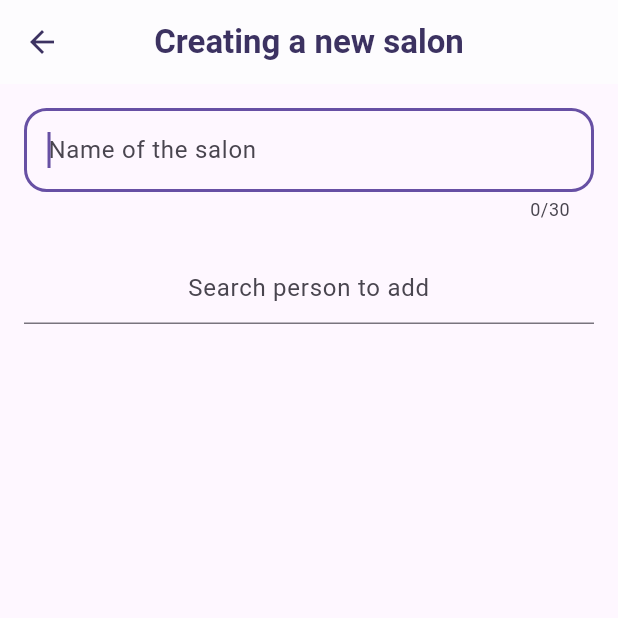
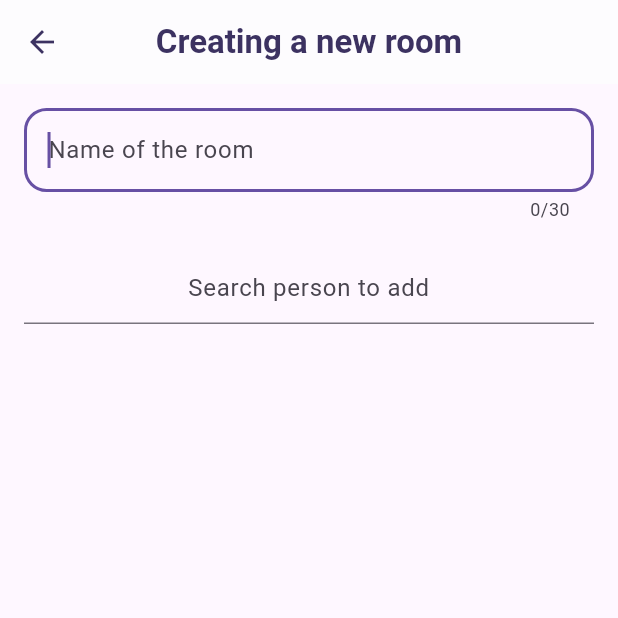
Before and after one commit to Droefheid/NightSolver, a Flutter app: the screen it shows once a user with an empty profile is signed in, after a tap on "Create new room", on a phone screen of 412 x 824 dp, the top half of it. Run offline on Flutter 3.47's test engine with Material 2 defaults, Android fonts, the phone set to English and light mode, and no system bars; our stand-ins replace cloud_firestore, firebase_auth, firebase_core; accounts and stored records are empty; network calls fail; Roboto replaces fonts that are missing (Arvo).

Commit message:
salon changed to room

```diff
--- a/lib/screens/NavBar.dart
+++ b/lib/screens/NavBar.dart
@@ -26,7 +26,7 @@ class NavBar extends StatelessWidget{
           ),
           ListTile(
             leading: Icon(Icons.home),
-            title: Text('Salons'),
+            title: Text('Rooms'),
             onTap: () => Navigator.of(context).push(MaterialPageRoute(builder: (_) => Salons())),
           ),
           ListTile(
--- a/lib/screens/new_salon_screen.dart
+++ b/lib/screens/new_salon_screen.dart
@@ -68,14 +68,14 @@ class _NewSalonState extends State<NewSalon> {
     setState(() {
       salonMembers.add(value);
     });
-    var snackBar = SnackBar(duration: const Duration(seconds: 2), content: Text('$value added to the salon'));
+    var snackBar = SnackBar(duration: const Duration(seconds: 2), content: Text('$value added to the room'));
     ScaffoldMessenger.of(context).showSnackBar(snackBar);
   }
   void removePerson(String value) async {
     setState(() {
       salonMembers.remove(value);
     });
-    var snackBar = SnackBar(duration: const Duration(seconds: 2), content: Text('$value removed from the salon'));
+    var snackBar = SnackBar(duration: const Duration(seconds: 2), content: Text('$value removed from the room'));
     ScaffoldMessenger.of(context).showSnackBar(snackBar);
   }
 
@@ -107,7 +107,7 @@ class _NewSalonState extends State<NewSalon> {
         floatingActionButton: FloatingActionButton.extended(
             onPressed:() {
               if(salonName == ''){
-                var snackBar = SnackBar(content: Text('No salon name given'));
+                var snackBar = SnackBar(content: Text('No room name given'));
                 ScaffoldMessenger.of(context).showSnackBar(snackBar);
               }
               else{
@@ -126,7 +126,7 @@ class _NewSalonState extends State<NewSalon> {
             onPressed: () => Navigator.of(context).pop(),
           ),
           title: Text(
-            'Creating a new salon',
+            'Creating a new room',
             style: TextStyle(
               color: mainColor,
               fontFamily: 'Arvo',
@@ -144,7 +144,7 @@ class _NewSalonState extends State<NewSalon> {
                 maxLength: 30,
                 autofocus: true,
                 decoration: InputDecoration(
-                  hintText: "Name of the salon",
+                  hintText: "Name of the room",
                   border: OutlineInputBorder(
                     borderRadius: BorderRadius.circular(15)
                   )
--- a/lib/screens/salons.dart
+++ b/lib/screens/salons.dart
@@ -70,7 +70,7 @@ class _SalonsState extends State<Salons> {
               Navigator.push(context,PageRouteBuilder(pageBuilder: (_,__,___) => const NewSalon()));
             },
           label: const Text(
-            "New salon"
+            "New room"
           )
         ),
         appBar: AppBar(
@@ -83,7 +83,7 @@ class _SalonsState extends State<Salons> {
             onPressed: () => Navigator.of(context).push(MaterialPageRoute(builder: (_) => HomeScreen())),
           ),
           title: Text(
-            'Salons',
+            'Rooms',
             style: TextStyle(
               color: mainColor,
               fontFamily: 'Arvo',
@@ -98,7 +98,7 @@ class _SalonsState extends State<Salons> {
             children: [
               TextField(
                 decoration: InputDecoration(
-                  hintText: 'Search salon',
+                  hintText: 'Search room',
                 ),
                 controller: _controller,
                 onChanged: _onSearchChanged,
@@ -160,7 +160,7 @@ class SalonCell extends StatelessWidget {
     AlertDialog alert = AlertDialog(
       title: Text("Warning"),
       content: Text(
-        "You are about to leave the salon $salonName.\n"
+        "You are about to leave the room \'$salonName\'.\n"
         "Do you wish to proceed?"
       ),
       actions: [
```
